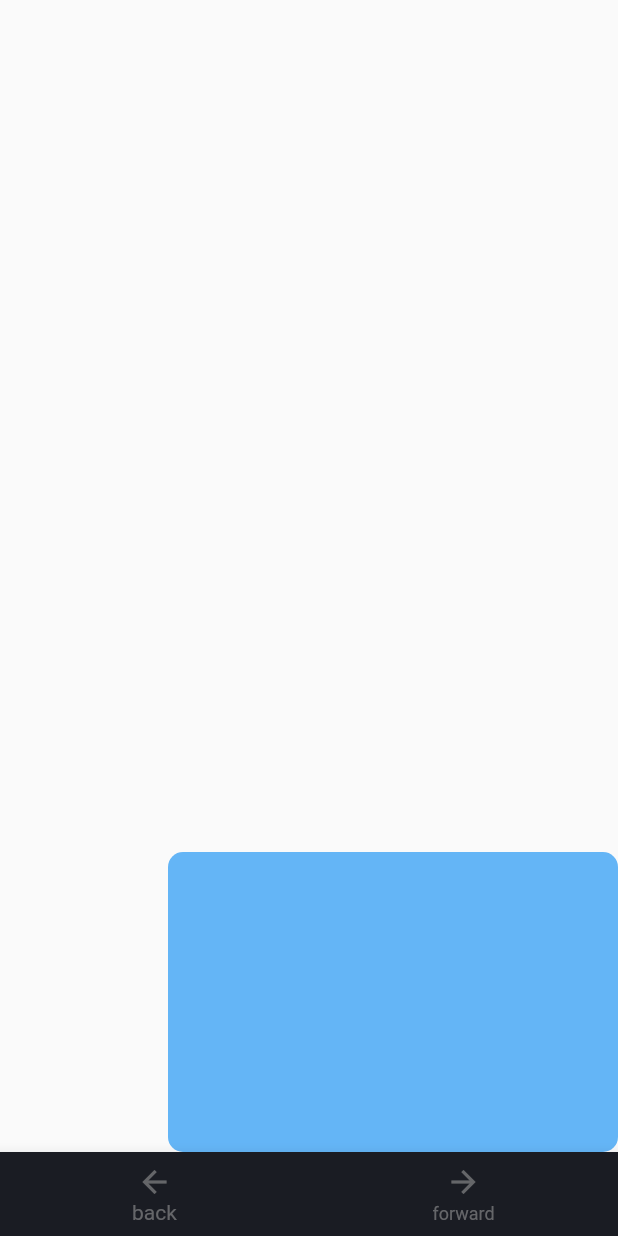
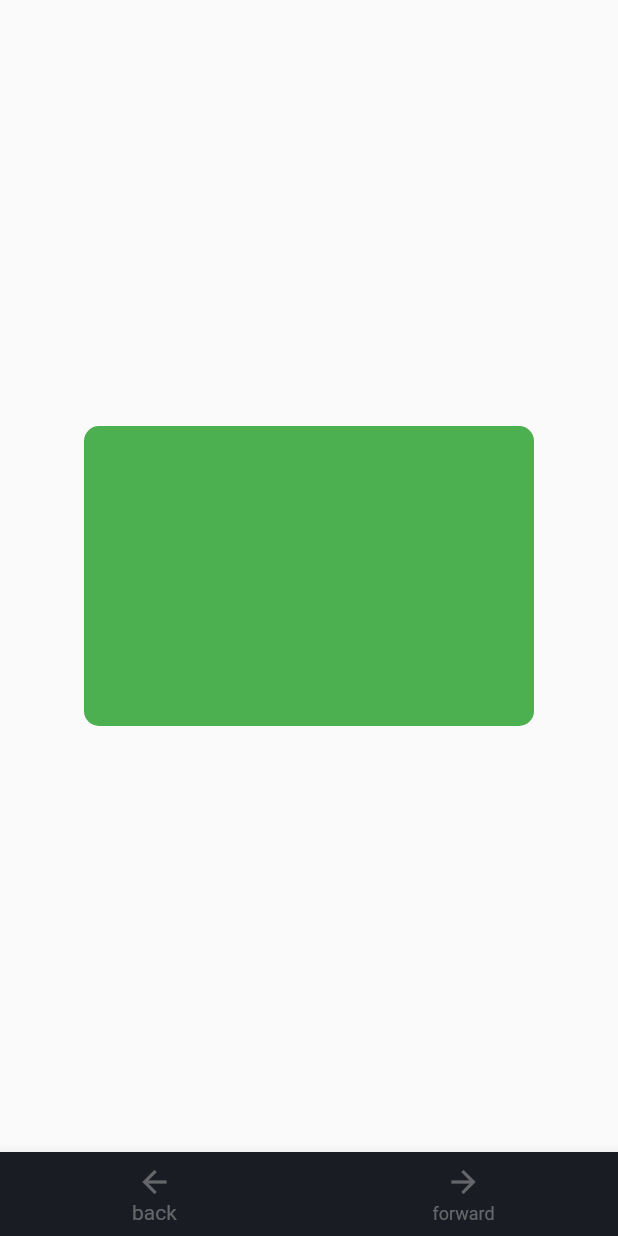
Before and after one commit to rajchunara/flutter_animation_course, a Flutter app: the screen it shows after launch, on a phone screen of 412 x 824 dp. Run offline on Flutter 3.47's test engine with Material 2 defaults, Android fonts, the phone set to English and light mode, and no system bars.

Commit message:
tween animation

```diff
--- /dev/null
+++ b/lib/Utils/util_ui.dart
@@ -0,0 +1,12 @@
+import 'package:flutter/material.dart';
+
+const duration = Duration(milliseconds: 350);
+
+final Container container = Container(
+  width: 300,
+  height: 200,
+  decoration: BoxDecoration(
+    color: Colors.blue[300],
+    borderRadius: BorderRadius.circular(10),
+  ),
+);
--- /dev/null
+++ b/lib/animation_screens/tween_animation_builder.dart
@@ -0,0 +1,32 @@
+import 'package:flutter/material.dart';
+
+/* Tween Animation is mainly used
+were animation is triggered when widget is loaded
+
+ */
+
+class TweenAnime extends StatefulWidget {
+  TweenAnime({Key? key}) : super(key: key);
+
+  @override
+  State<TweenAnime> createState() => _TweenAnimeState();
+}
+
+class _TweenAnimeState extends State<TweenAnime> {
+  @override
+  Widget build(BuildContext context) {
+    return TweenAnimationBuilder<Color?>(
+        tween: ColorTween(begin: Colors.red, end: Colors.green),
+        duration: const Duration(milliseconds: 350),
+        builder: (BuildContext context, Color? color, Widget? child) {
+          return Container(
+            width: 300,
+            height: 200,
+            decoration: BoxDecoration(
+              color: color,
+              borderRadius: BorderRadius.circular(10),
+            ),
+          );
+        });
+  }
+}
--- a/lib/main.dart
+++ b/lib/main.dart
@@ -1,7 +1,8 @@
 import 'package:flutter/material.dart';
-import 'package:flutter_animation_course/animation_screens/Implicit_animation.dart';
+import 'package:flutter_animation_course/animation_screens/implicit_animation.dart';
 import 'package:flutter_animation_course/animation_screens/bounceable.dart';
 import 'package:flutter_animation_course/animation_screens/click_animation.dart';
+import 'package:flutter_animation_course/animation_screens/tween_animation_builder.dart';
 
 void main() {
   runApp(const MyApp());
@@ -60,6 +61,11 @@
                 child: AlignAnimate(),
               ),
             ),
+            Scaffold(
+              body: Center(
+                child: TweenAnime(),
+              ),
+            ),
           ].reversed.toList(),
         ),
         bottomNavigationBar: BottomNavigationBar(
```
